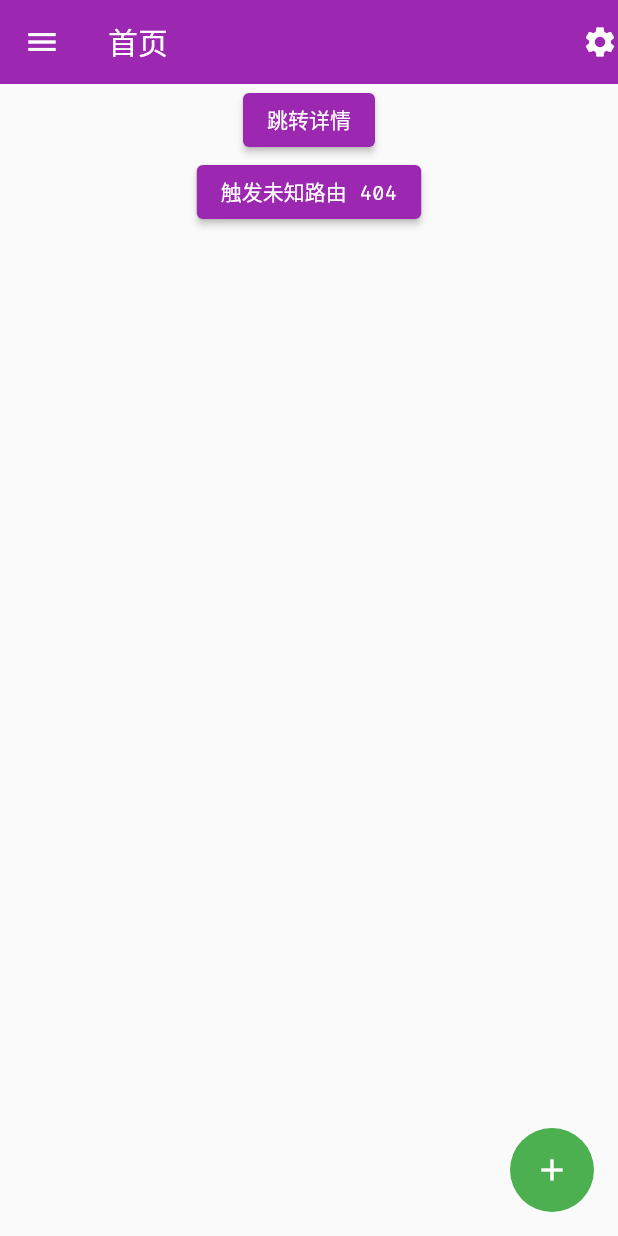
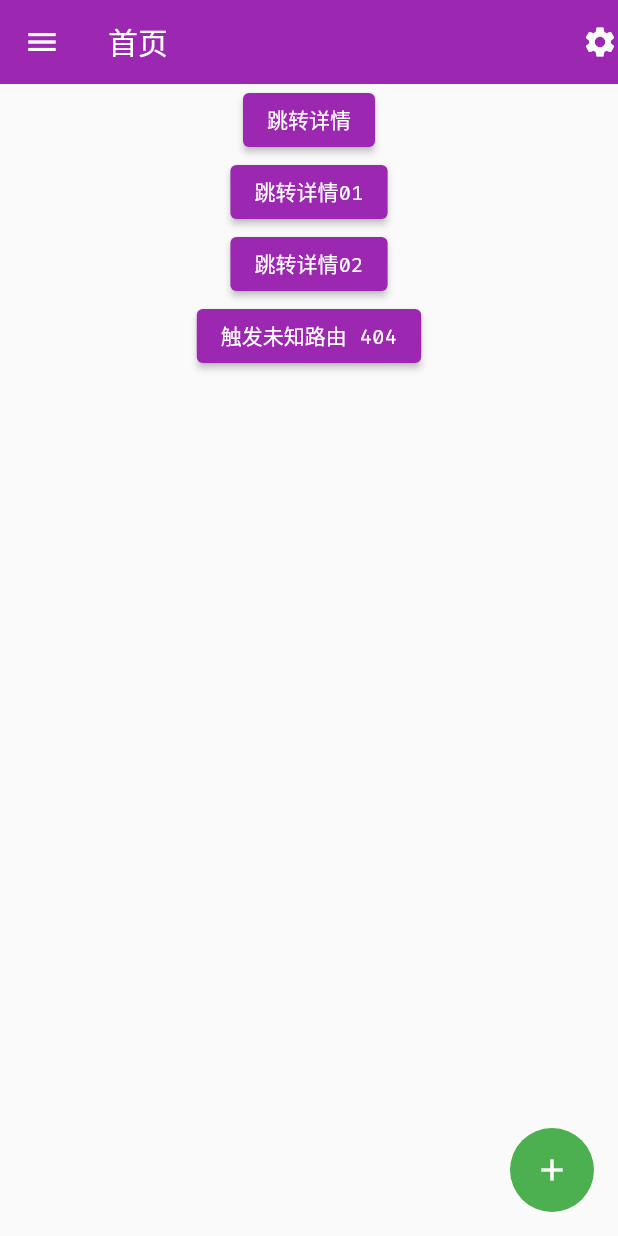
Before and after one commit to m5ultra/dart_study, a Flutter app: the screen it shows after launch, after a tap on the "add" icon, on a phone screen of 412 x 824 dp. Run offline on Flutter 3.47's test engine with Material 2 defaults, Android fonts, the phone set to English and light mode, and no system bars; our stand-ins replace dio.

Commit message:
Feat: 动态路由

```diff
--- /dev/null
+++ b/lib/09_routes/03_onGenerate.dart
@@ -0,0 +1,147 @@
+import 'package:flutter/material.dart';
+
+class Detail extends StatelessWidget {
+  const Detail({Key? key, required id}) : super(key: key);
+
+  @override
+  Widget build(BuildContext context) {
+    return Scaffold(
+      appBar: AppBar(
+        title: const Text('详情页面'),
+        leading: const Icon(Icons.menu),
+        actions: const [Icon(Icons.settings)],
+        elevation: 0,
+      ),
+      body: const DetailPage(),
+      floatingActionButton: FloatingActionButton(
+        onPressed: () {},
+        tooltip: 'Increment',
+        backgroundColor: Colors.green,
+        elevation: 0.0,
+        child: const Icon(Icons.add),
+      ),
+    );
+  }
+}
+
+class DetailPage extends StatefulWidget {
+  const DetailPage({Key? key}) : super(key: key);
+
+  @override
+  State<DetailPage> createState() => _DetailPageState();
+}
+
+class _DetailPageState extends State<DetailPage> {
+  @override
+  Widget build(BuildContext context) {
+    return Center(
+      child: Column(
+        children: [
+          ElevatedButton(
+              onPressed: () => Navigator.pop(context), child: const Text('返回')),
+        ],
+      ),
+    );
+  }
+}
+
+class Home extends StatelessWidget {
+  const Home({Key? key}) : super(key: key);
+
+  @override
+  Widget build(BuildContext context) {
+    return Scaffold(
+      appBar: AppBar(
+        title: const Text('首页'),
+        leading: const Icon(Icons.menu),
+        actions: const [Icon(Icons.settings)],
+        elevation: 0,
+      ),
+      body: const HomePage(),
+      floatingActionButton: FloatingActionButton(
+        onPressed: () {},
+        tooltip: 'Increment',
+        backgroundColor: Colors.green,
+        elevation: 0.0,
+        child: const Icon(Icons.add),
+      ),
+    );
+  }
+}
+
+class HomePage extends StatefulWidget {
+  const HomePage({Key? key}) : super(key: key);
+
+  @override
+  State<HomePage> createState() => _HomePageState();
+}
+
+class _HomePageState extends State<HomePage> {
+  @override
+  Widget build(BuildContext context) {
+    return Center(
+      child: Column(
+        children: [
+          ElevatedButton(
+              onPressed: () => Navigator.pushNamed(context, '/detail'),
+              child: const Text('跳转详情')),
+          ElevatedButton(
+              onPressed: () => Navigator.pushNamed(context, '/detail/1'),
+              child: const Text('跳转详情01')),
+          ElevatedButton(
+              onPressed: () => Navigator.pushNamed(context, '/detail/2'),
+              child: const Text('跳转详情02')),
+          ElevatedButton(
+              onPressed: () => Navigator.pushNamed(context, '未知'),
+              child: const Text('触发未知路由 404')),
+        ],
+      ),
+    );
+  }
+}
+
+class Unknown extends StatelessWidget {
+  const Unknown({Key? key}) : super(key: key);
+
+  @override
+  Widget build(BuildContext context) {
+    return Scaffold(
+      appBar: AppBar(
+        title: const Text('404'),
+        leading: const Icon(Icons.menu),
+        actions: const [Icon(Icons.settings)],
+        elevation: 0,
+      ),
+      body: const UnknownPage(),
+      floatingActionButton: FloatingActionButton(
+        onPressed: () {},
+        tooltip: 'Increment',
+        backgroundColor: Colors.green,
+        elevation: 0.0,
+        child: const Icon(Icons.add),
+      ),
+    );
+  }
+}
+
+class UnknownPage extends StatefulWidget {
+  const UnknownPage({Key? key}) : super(key: key);
+
+  @override
+  State<UnknownPage> createState() => _UnknownPageState();
+}
+
+class _UnknownPageState extends State<UnknownPage> {
+  @override
+  Widget build(BuildContext context) {
+    return Center(
+      child: Column(
+        children: [
+          ElevatedButton(
+              onPressed: () => Navigator.pop(context), child: const Text('返回'))
+        ],
+      ),
+    );
+    ;
+  }
+}
--- a/lib/main.dart
+++ b/lib/main.dart
@@ -22,7 +22,8 @@ import 'package:flutter/material.dart';
 // import '08_state/04_lifeCycle.dart';
 // import '08_state/05_Provider.dart';
 // import '09_routes/01_anonymous.dart';
-import '09_routes/02_namedRoute.dart';
+// import '09_routes/02_namedRoute.dart';
+import '09_routes/03_onGenerate.dart';
 
 void main() {
   runApp(const MyApp());
@@ -36,13 +37,37 @@ class MyApp extends StatelessWidget {
     return MaterialApp(
       title: 'Flutter Demo',
       debugShowCheckedModeBanner: false,
-      // home: const Home(),
-      routes: {
-        'Home': (context) => const Home(),
-        'Detail': (context) => const Detail(),
+      // home: const Home(), // 设置Home页面 初始路由生效
+      // 命名路由开始
+      // routes: {
+      //   'Home': (context) => const Home(),
+      //   'Detail': (context) => const Detail(),
+      // },
+      // 命名路由结束
+      // initialRoute: 'Home', // 命名路由初始页面
+      // 命名 路由 404 页面
+      // onUnknownRoute: (RouteSettings settings) => MaterialPageRoute(builder: (context) => const Unknown()),
+      // 动态路由开始 声明动态路由 命名路由就失效了
+      onGenerateRoute: (RouteSettings settings) {
+        print('路由名称 + ${settings.name}');
+        if(settings.name == '/') {
+          return MaterialPageRoute(builder: (context) => const Home());
+        }
+
+        if(settings.name == '/detail') {
+          return MaterialPageRoute(builder: (context) => const Detail(id: null,));
+        }
+
+        // 例如详情页面 /details/:id
+        Uri uri = Uri.parse(settings.name as String);
+        if(uri.pathSegments.length == 2 && uri.pathSegments.first == 'detail') {
+          String id = uri.pathSegments[1];
+          return MaterialPageRoute(builder: (context) => Detail(id: id));
+        }
+        // 所有的都没有匹配 跳转到404 页面
+        return MaterialPageRoute(builder: (context) => const Unknown());
       },
-      initialRoute: 'Home',
-      onUnknownRoute: (RouteSettings settings) => MaterialPageRoute(builder: (context) => const Unknown() ),
+      // 动态路由结束
       theme: ThemeData(
         fontFamily: 'FiraCode',
         primarySwatch: Colors.purple,
```
Also changed, not shown: 1 other file.
